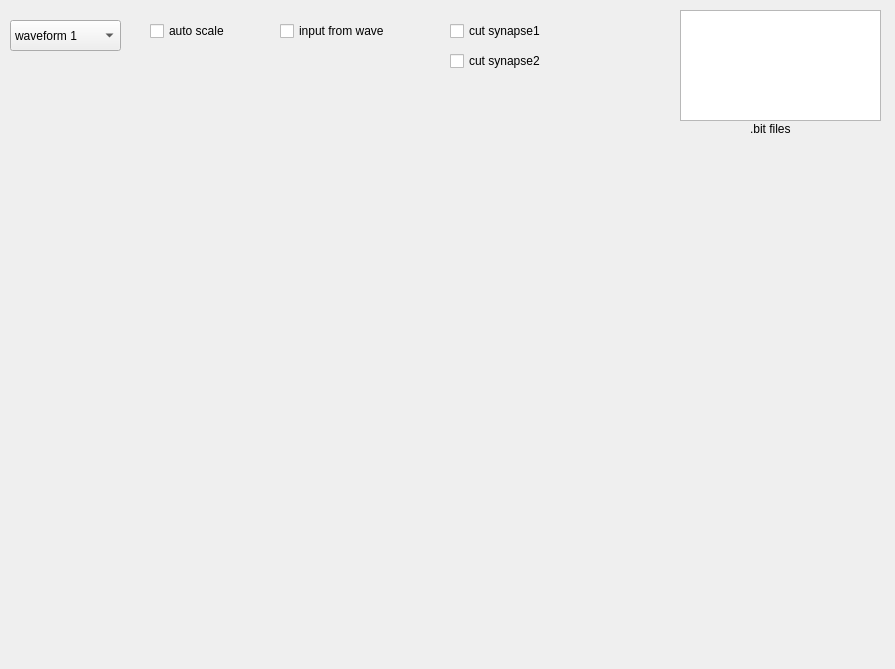
Old version of the form source/py/singleC_tester/V_Display.ui in the repository wonjsohn/nerf-verilog.
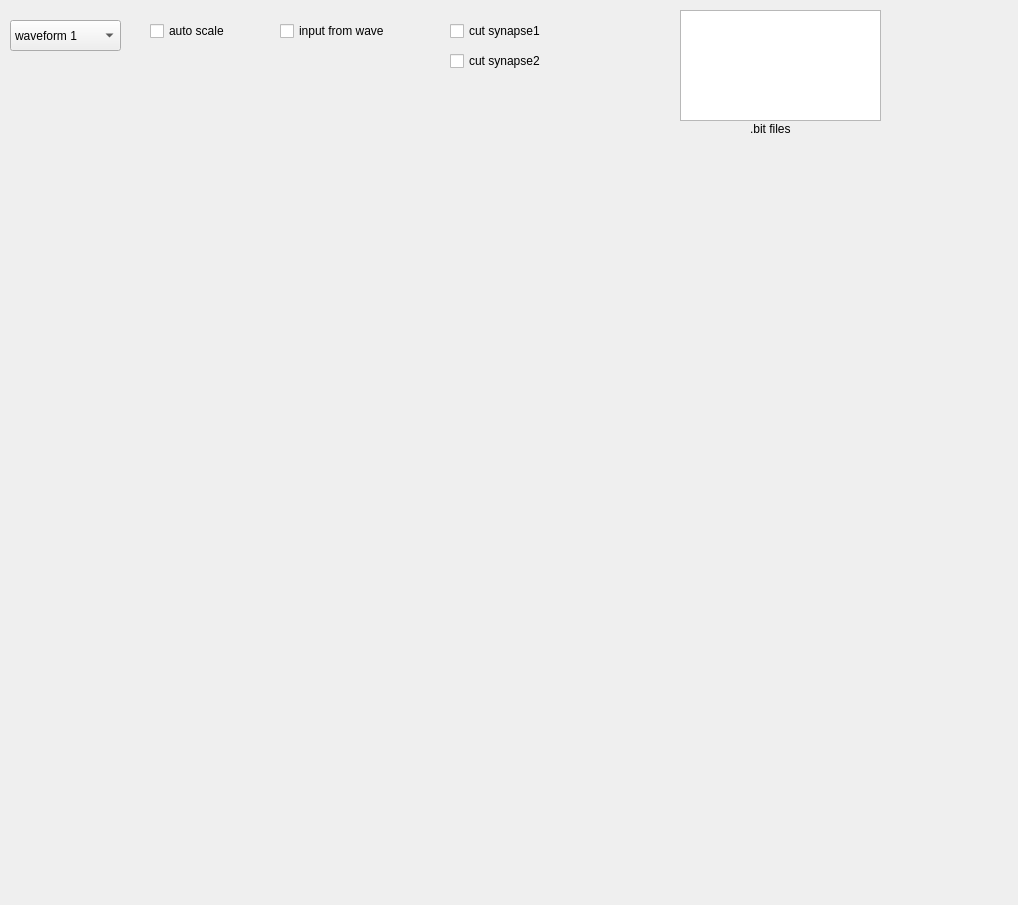
New version of the form.

```diff
--- a/source/py/singleC_tester/V_Display.ui
+++ b/source/py/singleC_tester/V_Display.ui
@@ -9,8 +9,8 @@
    <rect>
     <x>0</x>
     <y>0</y>
-    <width>895</width>
-    <height>669</height>
+    <width>1018</width>
+    <height>905</height>
    </rect>
   </property>
   <property name="windowTitle">
```
